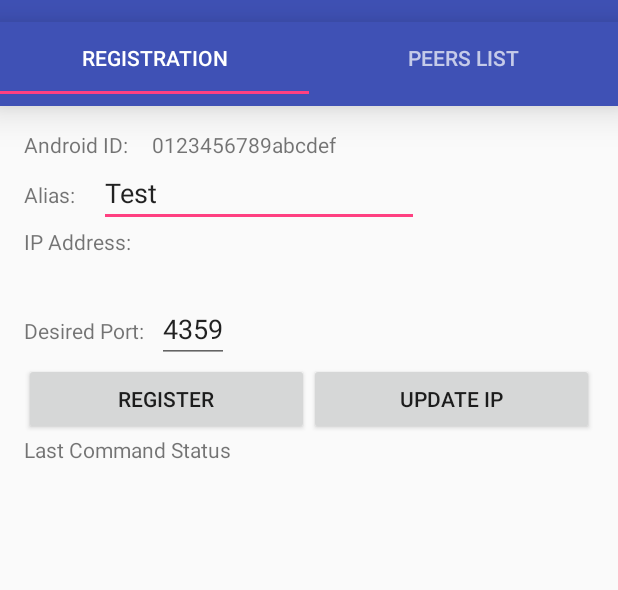
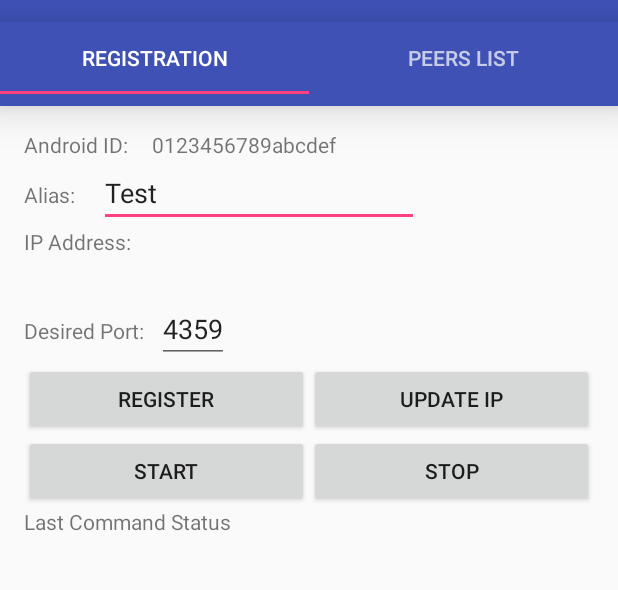
Before and after one commit to branover/MessageApp, an Android app: the screen it shows after launch (MainActivity), on a phone screen of 412 x 824 dp, the part 62-652 px from its top. Run offline under Robolectric (Android 15) with nearby library versions, the light colour scheme and no system bars; 1 statement that could not run was skipped.

Commit message:
-Got server to start, but freezes if a client connection attempt is made to the python server.

```diff
--- a/MessageApp/app/src/main/AndroidManifest.xml
+++ b/MessageApp/app/src/main/AndroidManifest.xml
@@ -32,6 +32,8 @@
                 android:name="android.support.PARENT_ACTIVITY"
                 android:value=".MainActivity" />
         </activity>
+
+        <service android:name=".ServerService" />
     </application>
 
 </manifest>
--- a/MessageApp/app/src/main/java/overall/brandon/messageapp/Client.java
+++ b/MessageApp/app/src/main/java/overall/brandon/messageapp/Client.java
@@ -35,7 +35,7 @@ public class Client extends AsyncTask<Object, Void, Object> {
 
     //public static String SERVER_IP = "192.168.0.3";
     //public static String SERVER_IP = "10.1.10.252";
-    public static String SERVER_IP = "cryptogramandroid.com";
+    public static String SERVER_IP = "www.cryptogramandroid.com";
     private static final Integer SERVER_PORT = 6666;
     private Object response;
 
--- a/MessageApp/app/src/main/java/overall/brandon/messageapp/MainActivity.java
+++ b/MessageApp/app/src/main/java/overall/brandon/messageapp/MainActivity.java
@@ -3,8 +3,11 @@ package overall.brandon.messageapp;
 import android.app.AlarmManager;
 import android.app.PendingIntent;
 import android.content.BroadcastReceiver;
+import android.content.ComponentName;
 import android.content.Context;
 import android.content.Intent;
+import android.content.ServiceConnection;
+import android.os.IBinder;
 import android.provider.Settings;
 import android.support.v4.view.ViewPager;
 import android.support.v7.app.AppCompatActivity;
@@ -12,6 +15,7 @@ import android.os.Bundle;
 import android.support.v7.widget.Toolbar;
 import android.support.design.widget.TabLayout;
 import android.util.Log;
+import android.view.View;
 import android.widget.Toast;
 
 
@@ -20,7 +24,26 @@ public class MainActivity extends AppCompatActivity {
     String androidId;
     public static String SERVER_IP = "192.168.0.3";
     public static String SERVER_PORT = "6666";
+    boolean mBound = false;
+    ServerService serverService;
 
+    private ServiceConnection serverConnection = new ServiceConnection() {
+
+        @Override
+        public void onServiceConnected(ComponentName className,
+                                       IBinder service) {
+            // We've bound to LocalService, cast the IBinder and get LocalService instance
+            ServerService.LocalBinder binder = (ServerService.LocalBinder) service;
+            serverService = binder.getService();
+            mBound = true;
+            Log.e("service-bind","Bonded successfully!");
+        }
+
+        @Override
+        public void onServiceDisconnected(ComponentName arg0) {
+            mBound = false;
+        }
+    };
     @Override
     protected void onCreate(Bundle savedInstanceState) {
         super.onCreate(savedInstanceState);
@@ -43,8 +66,11 @@ public class MainActivity extends AppCompatActivity {
         viewPager.setAdapter(adapter);
         tabLayout.setupWithViewPager(viewPager);
 
+        Intent intent = new Intent(getApplicationContext(), ServerService.class);
+        boolean test = bindService(intent, serverConnection, Context.BIND_AUTO_CREATE );
+        Log.e("Test",String.valueOf(test));
+
     }
-
 
     public String getAndroidId() {
         return androidId;
@@ -54,4 +80,5 @@ public class MainActivity extends AppCompatActivity {
         this.androidId = androidId;
     }
 
+
 }
--- a/MessageApp/app/src/main/res/layout/fragment_register.xml
+++ b/MessageApp/app/src/main/res/layout/fragment_register.xml
@@ -141,6 +141,27 @@
                 android:layout_height="wrap_content"
                 android:id="@+id/updateButton"
                 android:layout_weight="1" />
+
+        </LinearLayout>
+
+        <LinearLayout
+            android:orientation="horizontal"
+            android:layout_width="match_parent"
+            android:layout_height="wrap_content">
+
+            <Button
+                android:text="Start"
+                android:layout_width="wrap_content"
+                android:layout_height="wrap_content"
+                android:id="@+id/startServiceButton"
+                android:layout_weight="1" />
+
+            <Button
+                android:text="Stop"
+                android:layout_width="wrap_content"
+                android:layout_height="wrap_content"
+                android:id="@+id/stopServiceButton"
+                android:layout_weight="1" />
         </LinearLayout>
 
         <LinearLayout
@@ -159,6 +180,7 @@
                 android:layout_height="wrap_content"
                 android:id="@+id/statusText"
                 tools:text="SUCCESS" />
+
         </LinearLayout>
 
     </LinearLayout>
```
Also changed, not shown: MessageApp/app/src/main/java/overall/brandon/messageapp/RegisterFragment.java (+30 -35 lines), MessageApp/app/src/main/java/overall/brandon/messageapp/ServerService.java (+14 -4 lines).
